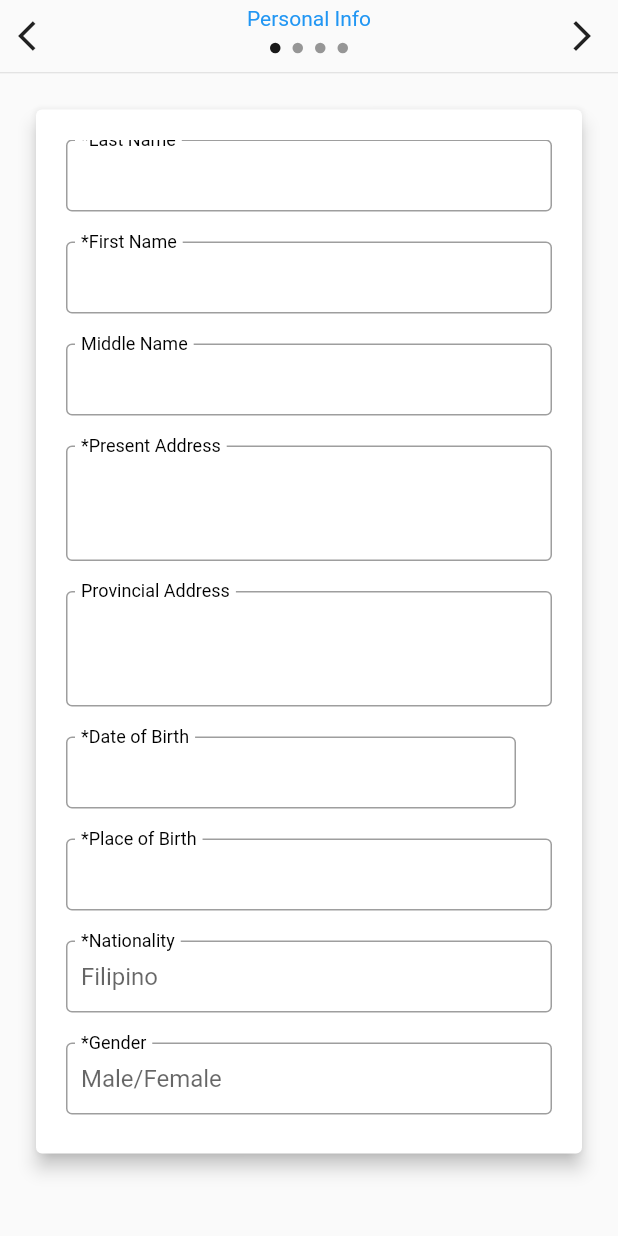
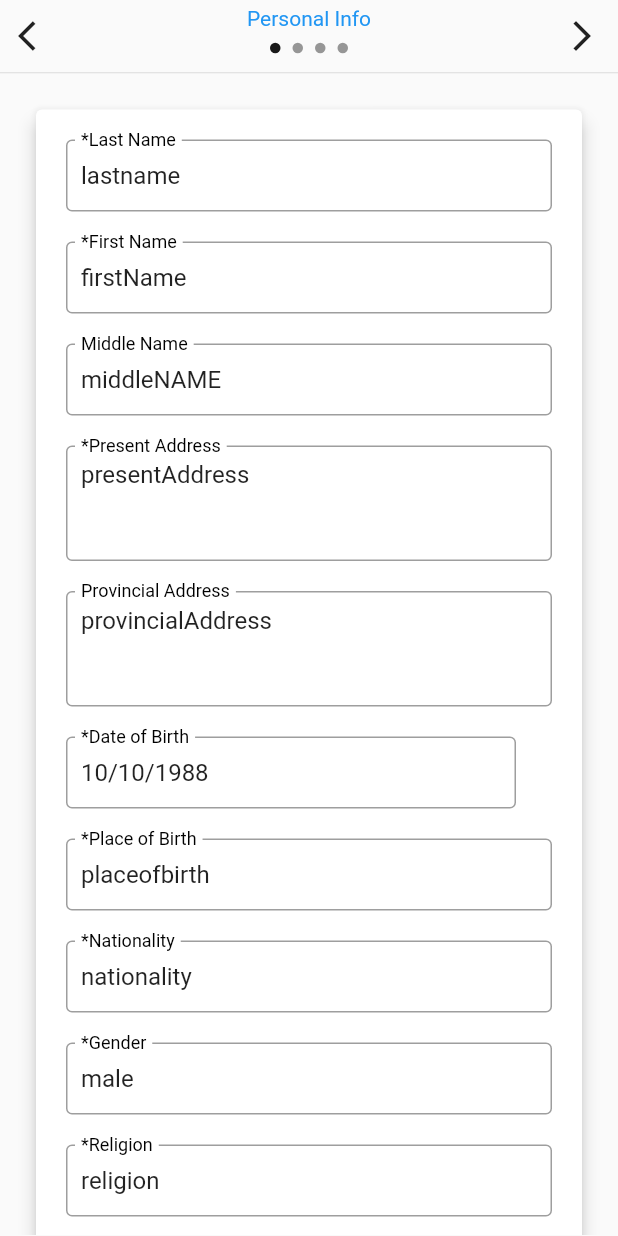
Before and after one commit to KurtMIS/basis, a Flutter app: the InputPage screen opened by its route, on a phone screen of 412 x 824 dp. Run offline on Flutter 3.47's test engine with Material 2 defaults, Android fonts, the phone set to English and light mode, and no system bars; drawn by our look-alikes of carousel_slider; our stand-ins replace cloud_firestore, firebase_core, firebase_storage, freezed_annotation, get_it, rxdart; accounts and stored records are empty.

Commit message:
make firestore requests work, update view page, update input page

```diff
--- a/lib/main.dart
+++ b/lib/main.dart
@@ -40,7 +40,7 @@ class MyApp extends StatelessWidget {
       theme: ThemeData(
         primarySwatch: Colors.blue,
       ),
-      initialRoute: 'input',
+      initialRoute: 'view',
       routes: routes(),
     );
   }
--- a/lib/modules/logics/input.dart
+++ b/lib/modules/logics/input.dart
@@ -1 +1,9 @@
-class Input {}
+import '../../repositories/input_repo.dart';
+import '../../services/locator.dart';
+import '../models/info/info.dart';
+
+class Input {
+  final inputRepo = locator.get<InputRepo>();
+
+  Future<void> setInfo(Info req) async => await inputRepo.setInfo(req);
+}
--- a/lib/modules/models/info/info.dart
+++ b/lib/modules/models/info/info.dart
@@ -1,47 +1,46 @@
-// import 'package:freezed_annotation/freezed_annotation.dart';
-// import 'package:flutter/foundation.dart';
+import 'package:freezed_annotation/freezed_annotation.dart';
+import 'package:flutter/foundation.dart';
+import '../dependent/dependent.dart';
 
-// import '../dependent/dependent.dart';
+part 'info.freezed.dart';
+part 'info.g.dart';
 
-// part 'info.freezed.dart';
-// part 'info.g.dart';
+@freezed
+class Info with _$Info {
+  factory Info({
+    @Default('') String id,
+    @Default('') String lastName,
+    @Default('') String firstName,
+    @Default('') String middleName,
+    @Default('') String presentAddress,
+    @Default('') String provincialAddress,
+    @Default('') String dateOfBirth,
+    @Default('') String placeOfBirth,
+    @Default('') String nationality,
+    @Default('') String gender,
+    @Default('') String religion,
+    @Default('') String civilStatus,
+    @Default('') String email,
+    @Default('') String mobileNumber,
+    @Default('') String telNumber,
+    @Default('') String passportNumber,
+    @Default('') String expiryDate,
+    @Default('') String sssNumber,
+    @Default('') String tinNumber,
+    @Default([]) List<Map<String, dynamic>> dependents,
+    @Default('') String agent,
+    @Default('') String employer,
+    @Default('') String address,
+    @Default('') String termOfContract,
+    @Default('') String position,
+    @Default('') String effectiveDate,
+    @Default('') String recruitmentAgency,
+    @Default('') String employmentContactNumber,
+    @Default('') String natureOfBusiness,
+    @Default('') String countryOfDeployment,
+    @Default('') String dateOfEmployment,
+    @Default('') String occupation,
+  }) = _Info;
 
-// @freezed
-// class Info with _$Info {
-//   factory Info({
-//     @Default('') String id,
-//     @Default('') String lastName,
-//     @Default('') String firstName,
-//     @Default('') String middleName,
-//     @Default('') String presentAddress,
-//     @Default('') String provincialAddress,
-//     DateTime? dateOfBirth,
-//     @Default('') String placeOfBirth,
-//     @Default('') String nationality,
-//     @Default('') String gender,
-//     @Default('') String religion,
-//     @Default('') String civilStatus,
-//     @Default('') String email,
-//     @Default('') String mobileNumber,
-//     @Default('') String telNumber,
-//     @Default('') String passportNumber,
-//     DateTime? expiryDate,
-//     @Default('') String sssNumber,
-//     @Default('') String tinNumber,
-//     @Default([]) List<Dependent> dependents,
-//     @Default('') String agent,
-//     @Default('') String employer,
-//     @Default('') String address,
-//     @Default('') String termOfContract,
-//     @Default('') String position,
-//     DateTime? effectiveDate,
-//     @Default('') String recruitmentAgency,
-//     @Default('') String employmentContactNumber,
-//     @Default('') String natureOfBusiness,
-//     @Default('') String countryOfDeployment,
-//     @Default('') String dateOfEmployment,
-//     @Default('') String occupation,
-//   }) = _Info;
-
-//   factory Info.fromJson(Map<String, dynamic> json) => _$InfoFromJson(json);
-// }
+  factory Info.fromJson(Map<String, dynamic> json) => _$InfoFromJson(json);
+}
--- a/lib/modules/shared_widgets/popup_containers.dart
+++ b/lib/modules/shared_widgets/popup_containers.dart
@@ -1,5 +1,4 @@
 import 'package:flutter/material.dart';
-import 'package:flutter/widgets.dart';
 import 'package:intl/intl.dart';
 
 selectPopupDate(BuildContext? context, TextEditingController dateCtrler) async {
--- a/lib/modules/shared_widgets/textfield.dart
+++ b/lib/modules/shared_widgets/textfield.dart
@@ -2,7 +2,7 @@ import 'package:flutter/foundation.dart';
 import 'package:flutter/material.dart';
 import 'package:flutter/widgets.dart';
 
-import '../../contants/measure.dart';
+import '../../constants/measure.dart';
 
 class TextFieldShared extends StatefulWidget {
   final String? labelText;
--- a/lib/modules/views/input.dart
+++ b/lib/modules/views/input_page.dart
@@ -1,15 +1,16 @@
 import 'package:carousel_slider/carousel_slider.dart';
 import 'package:flutter/material.dart';
-import 'package:flutter/services.dart';
 import 'package:intl/intl.dart';
 import 'package:rxdart/rxdart.dart';
 import 'package:stronghold_ofw/modules/shared_widgets/textfield.dart';
-
-import '../../contants/measure.dart';
+import '../../constants/measure.dart';
+import '../../services/locator.dart';
+import '../../utils/date_convert.dart';
+import '../logics/input.dart';
 import '../models/dependent/dependent.dart';
+import '../models/info/info.dart';
 import '../shared_widgets/dialogs.dart';
 import '../shared_widgets/popup_containers.dart';
-import '../shared_widgets/text.dart';
 
 class InputPage extends StatefulWidget {
   const InputPage({Key? key}) : super(key: key);
@@ -19,6 +20,8 @@ class InputPage extends StatefulWidget {
 }
 
 class _InputPageState extends State<InputPage> {
+  final input = locator.get<Input>();
+
   final CarouselController carouselCtrler = CarouselController();
   final _formKey = GlobalKey<FormState>();
   final _current$ = BehaviorSubject<int>.seeded(0);
@@ -60,6 +63,84 @@ class _InputPageState extends State<InputPage> {
   final dateOfBirthDependent = TextEditingController();
   final sharingDependent = TextEditingController();
   final revocableDependent = TextEditingController();
+  String docIdFromCurrentDate() => DateTime.now().toIso8601String();
+
+  void setInfo() async {
+    final res =
+        await showConfirmDialog(context, 'Are you sure you want to proceed');
+    if (!res) {
+      return;
+    }
+    input.setInfo(Info(
+        id: docIdFromCurrentDate() +
+            stringToDate(dateOfBirth.text).toIso8601String(),
+        presentAddress: presentAddress.text,
+        agent: agent.text,
+        civilStatus: civilStatus.text,
+        countryOfDeployment: countryOfDeployment.text,
+        dateOfBirth: dateOfBirth.text,
+        dateOfEmployment: employmentDate.text,
+        dependents: _dependents.value.map((e) => e.toJson()).toList(),
+        email: email.text,
+        effectiveDate: effectiveDate.text,
+        employer: employerName.text,
+        employmentContactNumber: employmentContactNumber.text,
+        expiryDate: expiryDate.text,
+        firstName: firstName.text,
+        gender: gender.text,
+        lastName: lastName.text,
+        middleName: middleName.text,
+        mobileNumber: mobileNumber.text,
+        nationality: nationality.text,
+        natureOfBusiness: natureOfBusiness.text,
+        passportNumber: passportNumber.text,
+        placeOfBirth: placeOfBirth.text,
+        position: position.text,
+        address: employerAddress.text,
+        provincialAddress: provincialAddress.text,
+        recruitmentAgency: recruitmentAgency.text,
+        religion: religion.text,
+        sssNumber: sssNumber.text,
+        telNumber: telNumber.text,
+        termOfContract: termOfContract.text,
+        tinNumber: tinNumber.text));
+  }
+
+  @override
+  void initState() {
+    super.initState();
+    WidgetsBinding.instance.addPostFrameCallback((_) async {
+      presentAddress.text = 'presentAddress';
+      agent.text = 'agent';
+      civilStatus.text = 'civilStatus';
+      countryOfDeployment.text = 'countryOfDeployment';
+      dateOfBirth.text = '10/10/1988';
+      employmentDate.text = '22/06/2021';
+      email.text = 'email';
+      effectiveDate.text = '22/07/2022';
+      employerName.text = 'employerName';
+      employmentContactNumber.text = 'employmentContactNumber';
+      expiryDate.text = '10/05/2025';
+      firstName.text = 'firstName';
+      gender.text = 'male';
+      lastName.text = 'lastname';
+      middleName.text = 'middleNAME';
+      mobileNumber.text = '12345678';
+      nationality.text = 'nationality';
+      natureOfBusiness.text = 'natureOfBusiness';
+      passportNumber.text = '111111111111';
+      placeOfBirth.text = 'placeofbirth';
+      position.text = 'position';
+      employerAddress.text = 'employerAddress';
+      provincialAddress.text = 'provincialAddress';
+      recruitmentAgency.text = 'recruitmentAgency';
+      religion.text = 'religion';
+      sssNumber.text = 'sssNumber';
+      telNumber.text = 'telNumber';
+      termOfContract.text = 'termOfContract';
+      tinNumber.text = 'tinNumber';
+    });
+  }
 
   @override
   Widget build(BuildContext context) {
@@ -69,7 +150,8 @@ class _InputPageState extends State<InputPage> {
               title: const Text('Stronghold for OFW'),
             )
           : null,
-      body: Stack(
+      body: SingleChildScrollView(
+        child: Stack(
           children: [
             SingleChildScrollView(
               physics: const NeverScrollableScrollPhysics(),
@@ -98,7 +180,7 @@ class _InputPageState extends State<InputPage> {
                 const Divider(
                   height: 1,
                 ),
-              Expanded(child: pagesContainer()),
+                pagesContainer(),
               ]),
             ),
             // Positioned(
@@ -122,6 +204,7 @@ class _InputPageState extends State<InputPage> {
             //   ),
             // )
           ],
+        ),
       ),
     );
   }
@@ -180,14 +263,18 @@ class _InputPageState extends State<InputPage> {
     );
   }
 
+  List<Widget> imageSliders(BuildContext context) => imgList(context)
+      .map((item) => SingleChildScrollView(
+            child: Padding(
+              padding: const EdgeInsets.only(
+                  left: 20, right: 20, top: 20, bottom: 50),
+              child: container(item),
+            ),
+          ))
+      .toList();
+
   List<Widget> imgList(BuildContext context) => [
-        Column(
-          children: [
-            Expanded(
-              child: SizedBox(
-                height: mqHeight(context),
-                child: SingleChildScrollView(
-                  child: Wrap(
+        Wrap(
           crossAxisAlignment: WrapCrossAlignment.start,
           alignment: WrapAlignment.start,
           spacing: 25.0,
@@ -223,15 +310,13 @@ class _InputPageState extends State<InputPage> {
               placeOfBirth,
               '*Place of Birth',
             ),
-                      textField(nationality, '*Nationality',
-                          hintText: 'Filipino'),
+            textField(nationality, '*Nationality', hintText: 'Filipino'),
             textField(gender, '*Gender', hintText: 'Male/Female'),
             textField(
               religion,
               '*Religion',
             ),
-                      textField(civilStatus, '*Civil Status',
-                          hintText: 'Single/Married'),
+            textField(civilStatus, '*Civil Status', hintText: 'Single/Married'),
             textField(email, '*E-mail Address',
                 hintText: 'delacruz@gmail.com',
                 keyboardType: TextInputType.emailAddress),
@@ -247,13 +332,7 @@ class _InputPageState extends State<InputPage> {
             ),
             textField(sssNumber, 'SSS Number',
                 keyboardType: TextInputType.number),
-                      textField(tinNumber, 'TIN',
-                          keyboardType: TextInputType.number),
-                    ],
-                  ),
-                ),
-              ),
-            ),
+            textField(tinNumber, 'TIN', keyboardType: TextInputType.number),
           ],
         ),
         Column(
@@ -601,6 +680,20 @@ class _InputPageState extends State<InputPage> {
                 ),
               ],
             ),
+            const Divider(),
+            Padding(
+              padding: const EdgeInsets.all(25.0),
+              child: Center(
+                  child: ElevatedButton(
+                onPressed: () {
+                  setInfo();
+                },
+                child: const Padding(
+                  padding: EdgeInsets.symmetric(horizontal: 20.0),
+                  child: Text('Proceed'),
+                ),
+              )),
+            )
           ],
         )
       ];
@@ -714,12 +807,4 @@ class _InputPageState extends State<InputPage> {
           termOfContract.text = result;
         });
   }
-
-  List<Widget> imageSliders(BuildContext context) => imgList(context)
-      .map((item) => Padding(
-            padding:
-                const EdgeInsets.only(left: 20, right: 20, top: 20, bottom: 50),
-            child: container(item),
-          ))
-      .toList();
 }
--- /dev/null
+++ b/lib/services/api.dart
@@ -0,0 +1,4 @@
+class InfoApi {
+  static String info(String id) => 'info/$id';
+  static String infos = 'info';
+}
--- a/lib/services/locator.dart
+++ b/lib/services/locator.dart
@@ -4,6 +4,7 @@ import '../modules/logics/input.dart';
 import '../modules/logics/login.dart';
 import '../modules/logics/main.dart';
 import '../modules/logics/view.dart';
+import '../repositories/input_repo.dart';
 
 final locator = GetIt.I;
 
@@ -11,5 +12,7 @@ void locatorSetup() {
   locator.registerLazySingleton<Login>(() => Login());
   locator.registerSingleton<Main>(Main());
   locator.registerLazySingleton<View>(() => View());
+
+  locator.registerLazySingleton<InputRepo>(() => InputRepo());
   locator.registerLazySingleton<Input>(() => Input());
 }
--- a/lib/services/routes.dart
+++ b/lib/services/routes.dart
@@ -1,7 +1,7 @@
-import '../modules/views/input.dart';
+import '../modules/views/input_page.dart';
 import '../modules/views/login.dart';
 import '../modules/views/main.dart';
-import '../modules/views/view.dart';
+import '../modules/views/view_page.dart';
 
 dynamic routes() {
   return {
--- /dev/null
+++ b/lib/utils/date_convert.dart
@@ -0,0 +1,4 @@
+DateTime stringToDate(String dateString) {
+  final dateArray = dateString.split('/');
+  return DateTime.parse('${dateArray[2]}-${dateArray[1]}-${dateArray[0]}');
+}
--- a/pubspec.yaml
+++ b/pubspec.yaml
@@ -33,6 +33,7 @@ dependencies:
   cupertino_icons: ^1.0.2
   dio: ^4.0.6
   firebase_core: ^1.17.1
+  firebase_storage: ^10.2.18
   flutter:
     sdk: flutter
   flutter_stripe: ^3.0.2
```
Also changed, not shown: lib/modules/shared_widgets/dialogs.dart (+45 -0 lines), lib/modules/shared_widgets/lists.dart (added, +53 -0 lines), lib/modules/views/view.dart (deleted, +0 -16 lines), lib/modules/views/view_page.dart (added, +41 -0 lines), lib/repositories/input_repo.dart (added, +36 -0 lines), lib/services/firestore.dart (added, +52 -0 lines), lib/constants/measure.dart (renamed from lib/contants/measure.dart), lib/modules/models/info/info.freezed.dart (added), lib/modules/models/info/info.g.dart (added), pubspec.lock, 1 other file. Lines whose indentation alone changed are shown as unchanged.
